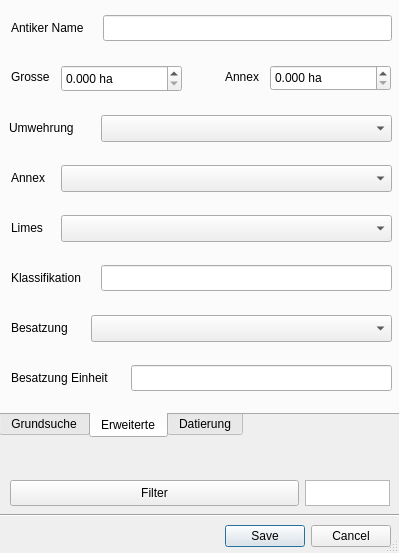
Above: limes/Limes_dialog_base.ui from MichalDycka/limes before the change. Below: the same form after it.
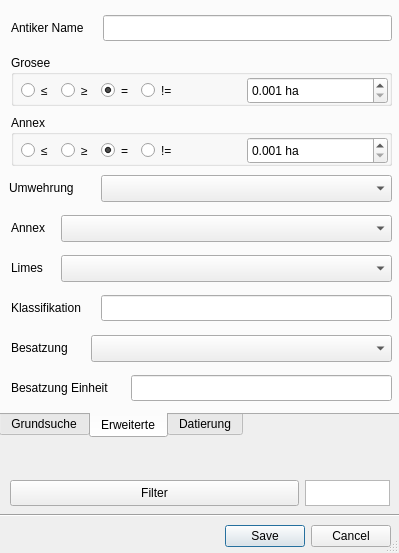
That is the form after the change. The open tabs and pages were chosen to show the change. Icons and pictures are not drawn. Custom widgets are drawn as their Qt base class.

Patch:
```diff
--- a/limes/Limes_dialog_base.ui
+++ b/limes/Limes_dialog_base.ui
@@ -69,6 +69,9 @@
      <height>26</height>
     </rect>
    </property>
+   <property name="toolTip">
+    <string>Expression input</string>
+   </property>
   </widget>
   <widget class="QPushButton" name="filterButton">
    <property name="geometry">
@@ -79,6 +82,9 @@
      <height>26</height>
     </rect>
    </property>
+   <property name="toolTip">
+    <string>Filtering sites by expression</string>
+   </property>
    <property name="text">
     <string>Filter</string>
    </property>
@@ -92,6 +98,9 @@
      <height>26</height>
     </rect>
    </property>
+   <property name="toolTip">
+    <string>Founded filtered sites counter</string>
+   </property>
   </widget>
   <widget class="QTabWidget" name="tabWidget">
    <property name="geometry">
@@ -103,7 +112,7 @@
     </rect>
    </property>
    <property name="toolTip">
-    <string>General search</string>
+    <string/>
    </property>
    <property name="tabPosition">
     <enum>QTabWidget::South</enum>
@@ -112,7 +121,7 @@
     <enum>QTabWidget::Rounded</enum>
    </property>
    <property name="currentIndex">
-    <number>0</number>
+    <number>1</number>
    </property>
    <widget class="QWidget" name="base">
     <attribute name="title">
@@ -277,7 +286,7 @@
       </rect>
      </property>
      <property name="toolTip">
-      <string>Place</string>
+      <string>General Search</string>
      </property>
      <property name="text">
       <string/>
@@ -359,7 +368,7 @@
      <property name="geometry">
       <rect>
        <x>10</x>
-       <y>170</y>
+       <y>220</y>
        <width>61</width>
        <height>26</height>
       </rect>
@@ -375,7 +384,7 @@
      <property name="geometry">
       <rect>
        <x>8</x>
-       <y>120</y>
+       <y>180</y>
        <width>111</width>
        <height>26</height>
       </rect>
@@ -391,7 +400,7 @@
      <property name="geometry">
       <rect>
        <x>100</x>
-       <y>120</y>
+       <y>180</y>
        <width>291</width>
        <height>27</height>
       </rect>
@@ -410,7 +419,7 @@
      <property name="geometry">
       <rect>
        <x>10</x>
-       <y>370</y>
+       <y>380</y>
        <width>121</width>
        <height>26</height>
       </rect>
@@ -426,7 +435,7 @@
      <property name="geometry">
       <rect>
        <x>130</x>
-       <y>370</y>
+       <y>380</y>
        <width>261</width>
        <height>26</height>
       </rect>
@@ -441,68 +450,11 @@
       <string notr="true"/>
      </property>
     </widget>
-    <widget class="QDoubleSpinBox" name="spinBoxAnnexInHektar">
-     <property name="geometry">
-      <rect>
-       <x>269</x>
-       <y>70</y>
-       <width>121</width>
-       <height>26</height>
-      </rect>
-     </property>
-     <property name="toolTip">
-      <string>Annexe in hectares</string>
-     </property>
-     <property name="suffix">
-      <string> ha</string>
-     </property>
-     <property name="decimals">
-      <number>3</number>
-     </property>
-     <property name="maximum">
-      <double>999999.989999999990687</double>
-     </property>
-     <property name="singleStep">
-      <double>0.100000000000000</double>
-     </property>
-    </widget>
-    <widget class="QLabel" name="label_4">
-     <property name="geometry">
-      <rect>
-       <x>10</x>
-       <y>69</y>
-       <width>91</width>
-       <height>26</height>
-      </rect>
-     </property>
-     <property name="toolTip">
-      <string>Size in hectares</string>
-     </property>
-     <property name="text">
-      <string>Grosse</string>
-     </property>
-    </widget>
-    <widget class="QLabel" name="label_8">
-     <property name="geometry">
-      <rect>
-       <x>224</x>
-       <y>69</y>
-       <width>51</width>
-       <height>26</height>
-      </rect>
-     </property>
-     <property name="toolTip">
-      <string>Annexe in hectares</string>
-     </property>
-     <property name="text">
-      <string>Annex </string>
-     </property>
-    </widget>
     <widget class="QgsFilterLineEdit" name="mLineEditKlassifikation">
      <property name="geometry">
       <rect>
        <x>100</x>
-       <y>270</y>
+       <y>300</y>
        <width>291</width>
        <height>26</height>
       </rect>
@@ -521,7 +473,7 @@
      <property name="geometry">
       <rect>
        <x>10</x>
-       <y>220</y>
+       <y>260</y>
        <width>61</width>
        <height>26</height>
       </rect>
@@ -537,7 +489,7 @@
      <property name="geometry">
       <rect>
        <x>10</x>
-       <y>270</y>
+       <y>300</y>
        <width>81</width>
        <height>26</height>
       </rect>
@@ -553,7 +505,7 @@
      <property name="geometry">
       <rect>
        <x>10</x>
-       <y>320</y>
+       <y>340</y>
        <width>81</width>
        <height>26</height>
       </rect>
@@ -569,7 +521,7 @@
      <property name="geometry">
       <rect>
        <x>60</x>
-       <y>170</y>
+       <y>220</y>
        <width>331</width>
        <height>27</height>
       </rect>
@@ -582,7 +534,7 @@
      <property name="geometry">
       <rect>
        <x>60</x>
-       <y>220</y>
+       <y>260</y>
        <width>331</width>
        <height>27</height>
       </rect>
@@ -595,7 +547,7 @@
      <property name="geometry">
       <rect>
        <x>90</x>
-       <y>320</y>
+       <y>340</y>
        <width>301</width>
        <height>27</height>
       </rect>
@@ -604,30 +556,242 @@
       <string>Garrison (type of unit)</string>
      </property>
     </widget>
-    <widget class="QgsDoubleSpinBox" name="spinBoxGrosseInHektar">
+    <widget class="QGroupBox" name="groupBox_14">
      <property name="geometry">
       <rect>
-       <x>60</x>
-       <y>70</y>
-       <width>121</width>
-       <height>27</height>
+       <x>10</x>
+       <y>60</y>
+       <width>381</width>
+       <height>51</height>
       </rect>
      </property>
      <property name="toolTip">
       <string>Size in hectares</string>
      </property>
-     <property name="suffix">
-      <string> ha</string>
+     <property name="statusTip">
+      <string/>
      </property>
-     <property name="decimals">
-      <number>3</number>
+     <property name="title">
+      <string>Grosee</string>
      </property>
-     <property name="maximum">
-      <double>999999.989999999990687</double>
+     <widget class="QgsDoubleSpinBox" name="spinBoxGrosseInHektar">
+      <property name="geometry">
+       <rect>
+        <x>236</x>
+        <y>22</y>
+        <width>141</width>
+        <height>27</height>
+       </rect>
+      </property>
+      <property name="toolTip">
+       <string>Size in hectares</string>
+      </property>
+      <property name="suffix">
+       <string> ha</string>
+      </property>
+      <property name="decimals">
+       <number>3</number>
+      </property>
+      <property name="minimum">
+       <double>0.001000000000000</double>
+      </property>
+      <property name="maximum">
+       <double>999999.989999999990687</double>
+      </property>
+      <property name="singleStep">
+       <double>0.001000000000000</double>
+      </property>
+      <property name="value">
+       <double>0.001000000000000</double>
+      </property>
+      <property name="showClearButton">
+       <bool>true</bool>
+      </property>
+      <property name="clearValue">
+       <bool>false</bool>
+      </property>
+     </widget>
+     <widget class="QRadioButton" name="radioButtonGrosseLessOrEqual">
+      <property name="geometry">
+       <rect>
+        <x>10</x>
+        <y>25</y>
+        <width>31</width>
+        <height>21</height>
+       </rect>
+      </property>
+      <property name="toolTip">
+       <string>Less then or equal</string>
+      </property>
+      <property name="text">
+       <string>≤</string>
+      </property>
+     </widget>
+     <widget class="QRadioButton" name="radioButtonGrosseMoreOrEqual">
+      <property name="geometry">
+       <rect>
+        <x>50</x>
+        <y>25</y>
+        <width>31</width>
+        <height>21</height>
+       </rect>
+      </property>
+      <property name="toolTip">
+       <string>More then or equal</string>
+      </property>
+      <property name="text">
+       <string>≥</string>
+      </property>
+     </widget>
+     <widget class="QRadioButton" name="radioButtonGrosseNotEqual">
+      <property name="geometry">
+       <rect>
+        <x>130</x>
+        <y>25</y>
+        <width>31</width>
+        <height>21</height>
+       </rect>
+      </property>
+      <property name="toolTip">
+       <string>Not equal</string>
+      </property>
+      <property name="text">
+       <string>!=</string>
+      </property>
+     </widget>
+     <widget class="QRadioButton" name="radioButtonGrosseEqual">
+      <property name="geometry">
+       <rect>
+        <x>90</x>
+        <y>25</y>
+        <width>31</width>
+        <height>21</height>
+       </rect>
+      </property>
+      <property name="toolTip">
+       <string>Equal</string>
+      </property>
+      <property name="text">
+       <string>=</string>
+      </property>
+      <property name="checked">
+       <bool>true</bool>
+      </property>
+     </widget>
+    </widget>
+    <widget class="QGroupBox" name="groupBox_15">
+     <property name="geometry">
+      <rect>
+       <x>10</x>
+       <y>120</y>
+       <width>381</width>
+       <height>51</height>
+      </rect>
      </property>
-     <property name="singleStep">
-      <double>0.100000000000000</double>
+     <property name="toolTip">
+      <string>Annexe in hectares</string>
      </property>
+     <property name="title">
+      <string>Annex</string>
+     </property>
+     <widget class="QRadioButton" name="radioButtonAnnexNotEqual">
+      <property name="geometry">
+       <rect>
+        <x>130</x>
+        <y>25</y>
+        <width>31</width>
+        <height>21</height>
+       </rect>
+      </property>
+      <property name="toolTip">
+       <string>Not equal</string>
+      </property>
+      <property name="text">
+       <string>!=</string>
+      </property>
+     </widget>
+     <widget class="QRadioButton" name="radioButtonAnnexEqual">
+      <property name="geometry">
+       <rect>
+        <x>90</x>
+        <y>25</y>
+        <width>31</width>
+        <height>21</height>
+       </rect>
+      </property>
+      <property name="toolTip">
+       <string>Equal</string>
+      </property>
+      <property name="text">
+       <string>=</string>
+      </property>
+      <property name="checked">
+       <bool>true</bool>
+      </property>
+     </widget>
+     <widget class="QRadioButton" name="radioButtonAnnexMoreOrEqual">
+      <property name="geometry">
+       <rect>
+        <x>50</x>
+        <y>25</y>
+        <width>31</width>
+        <height>21</height>
+       </rect>
+      </property>
+      <property name="toolTip">
+       <string>More then or equal</string>
+      </property>
+      <property name="text">
+       <string>≥</string>
+      </property>
+     </widget>
+     <widget class="QRadioButton" name="radioButtonAnnexLessOrEqual">
+      <property name="geometry">
+       <rect>
+        <x>10</x>
+        <y>25</y>
+        <width>31</width>
+        <height>21</height>
+       </rect>
+      </property>
+      <property name="toolTip">
+       <string>Less then or equal</string>
+      </property>
+      <property name="text">
+       <string>≤</string>
+      </property>
+     </widget>
+     <widget class="QgsDoubleSpinBox" name="spinBoxAnnexInHektar">
+      <property name="geometry">
+       <rect>
+        <x>236</x>
+        <y>22</y>
+        <width>141</width>
+        <height>27</height>
+       </rect>
+      </property>
+      <property name="suffix">
+       <string> ha</string>
+      </property>
+      <property name="decimals">
+       <number>3</number>
+      </property>
+      <property name="minimum">
+       <double>0.001000000000000</double>
+      </property>
+      <property name="maximum">
+       <double>9999999.000000000000000</double>
+      </property>
+      <property name="singleStep">
+       <double>0.001000000000000</double>
+      </property>
+      <property name="showClearButton">
+       <bool>true</bool>
+      </property>
+      <property name="clearValue">
+       <bool>false</bool>
+      </property>
+     </widget>
     </widget>
    </widget>
    <widget class="QWidget" name="time">
```
